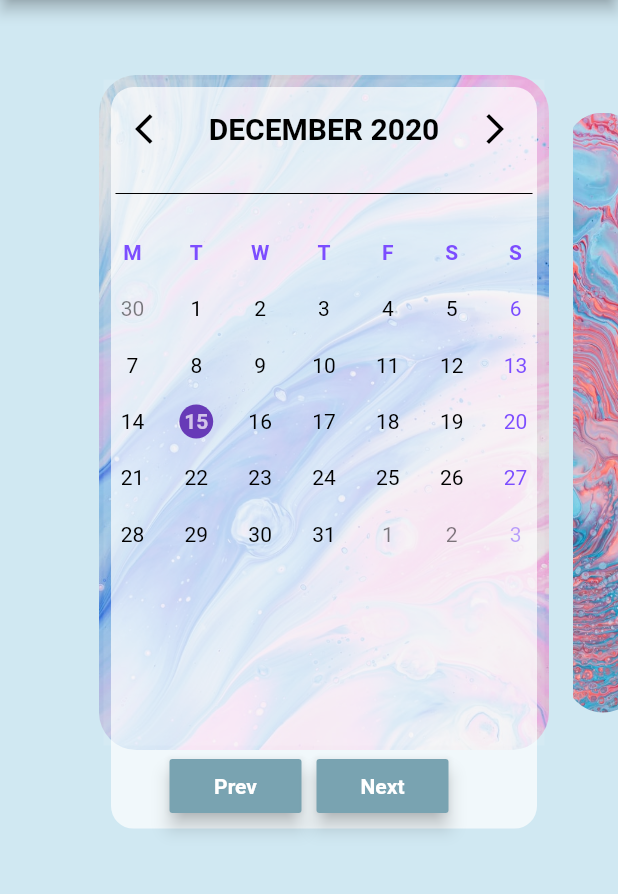
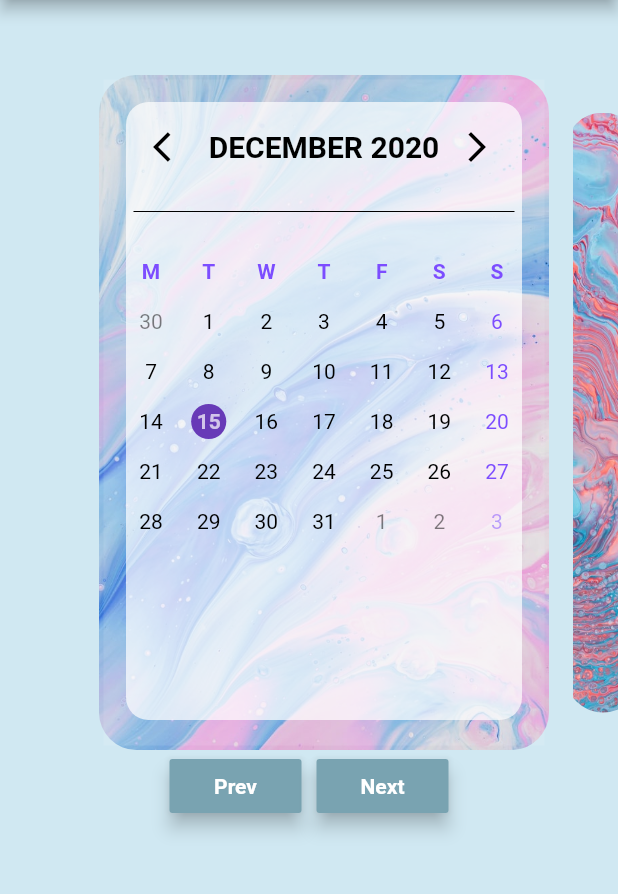
Before and after one commit to fanzezi/TDDC73, a Flutter app: the screen it shows after launch, on a phone screen of 412 x 824 dp, the part 84-978 px from its top. Run offline on Flutter 3.47's test engine with Material 2 defaults, Android fonts, the phone set to English and light mode, and no system bars.

Commit message:
added some images and conditions in carousel

```diff
--- a/Project-Flutter/lib/calendar.dart
+++ b/Project-Flutter/lib/calendar.dart
@@ -192,9 +192,9 @@ class _CalendarDateState extends State<CalendarDate> {
           children: [
             Container(
               alignment: Alignment.topLeft,
-              margin: EdgeInsets.all(5),
-              padding: EdgeInsets.all(3),
-              height: MediaQuery.of(context).size.height * 0.6,
+              margin: EdgeInsets.all(15),
+              padding: EdgeInsets.all(5),
+              height: MediaQuery.of(context).size.height * 0.5,
               decoration: BoxDecoration(
                 color: Colors.white70,
                 borderRadius: BorderRadius.circular(15),
@@ -309,8 +309,8 @@ class _CalendarDateState extends State<CalendarDate> {
       padding: EdgeInsets.zero,
       itemCount: _seqDates.length + 7,
       gridDelegate: SliverGridDelegateWithFixedCrossAxisCount(
-        mainAxisSpacing: 15,
-        crossAxisSpacing: 20,
+        mainAxisSpacing: 10,
+        crossAxisSpacing: 15,
         crossAxisCount: 7, //show 7 days in a row
 
       ),
--- a/Project-Flutter/lib/carousel.dart
+++ b/Project-Flutter/lib/carousel.dart
@@ -20,7 +20,7 @@ class _CarouselState extends State<Carousel> {
   Widget _getWidget() {
     // If user forget to add an image The next widget will not be displayed
     int photoLen = widget.photos.length;
-    if( widget.inputWidgets[photoIndex] == null && photoIndex > photoLen ){
+    if( widget.inputWidgets[photoIndex] == null && (photoIndex > photoLen  || photoIndex < photoLen)){
       return Container();
     }
     else {
--- a/Project-Flutter/lib/main.dart
+++ b/Project-Flutter/lib/main.dart
@@ -1,6 +1,8 @@
 import 'package:flutter/material.dart';
 import 'package:flutter_app/calendar.dart';
 import 'package:flutter_app/carousel.dart';
+//For the time
+
 
 import 'calendar.dart';
 import 'calendar.dart';
@@ -11,11 +13,11 @@ void main() {
     title: "Project",
     home: MyApp())
   );
-
 }
 
 class MyApp extends StatelessWidget {
   //This widget is the root of your application.
+
   @override
   Widget build(BuildContext context) {
     return Scaffold(
@@ -34,6 +36,7 @@ class MyApp extends StatelessWidget {
                 'assets/images/image1.jpeg',
                 'assets/images/image2.jpeg',
                 'assets/images/image3.jpeg',
+                //'assets/images/image5.jpg',
               ],
 
               inputWidgets: [
@@ -41,15 +44,25 @@ class MyApp extends StatelessWidget {
                 CalendarDate(),
               //Widget 2
                 Container(
+                    alignment: Alignment.topCenter,
                     margin: EdgeInsets.all(20),
                     padding: EdgeInsets.all(20),
                     color: Colors.white70,
-                  child: Text("Hello there"),),
+                    child: Text("Insert text", style: TextStyle(fontSize: 50,fontWeight: FontWeight.bold, color: Colors.black54),),
+                  ),
               //Widget 3
                 Container(
+                    padding: EdgeInsets.all(20),
+                    child: Column(children: [
+                    Image(image: AssetImage('assets/images/dog.jpeg')),
 
+                      Container(
                           padding: EdgeInsets.all(20),
-              child: Image(image: AssetImage('assets/images/dog.jpeg')))
+                          child: Text("yo")),
+                    ],),
+                ),
+
+
               ]),
       ),
     );
```
Also changed, not shown: Project-Flutter/assets/images/bulletJ.jpg (added), Project-Flutter/assets/images/cactus.jpg (added), Project-Flutter/assets/images/grapes.jpg (added), Project-Flutter/assets/images/image4.jpg (added), Project-Flutter/assets/images/image5.jpg (added). Lines whose indentation alone changed are shown as unchanged.
